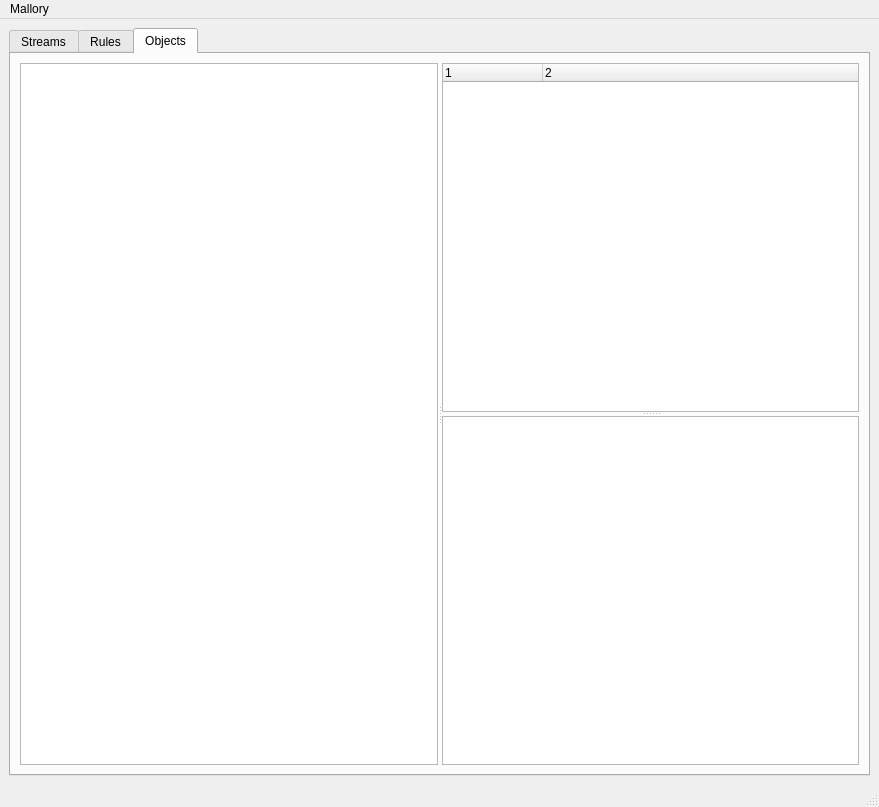
intrepidusgroup/mallory, file src/gui/TCPEdit.ui: the form before one commit.
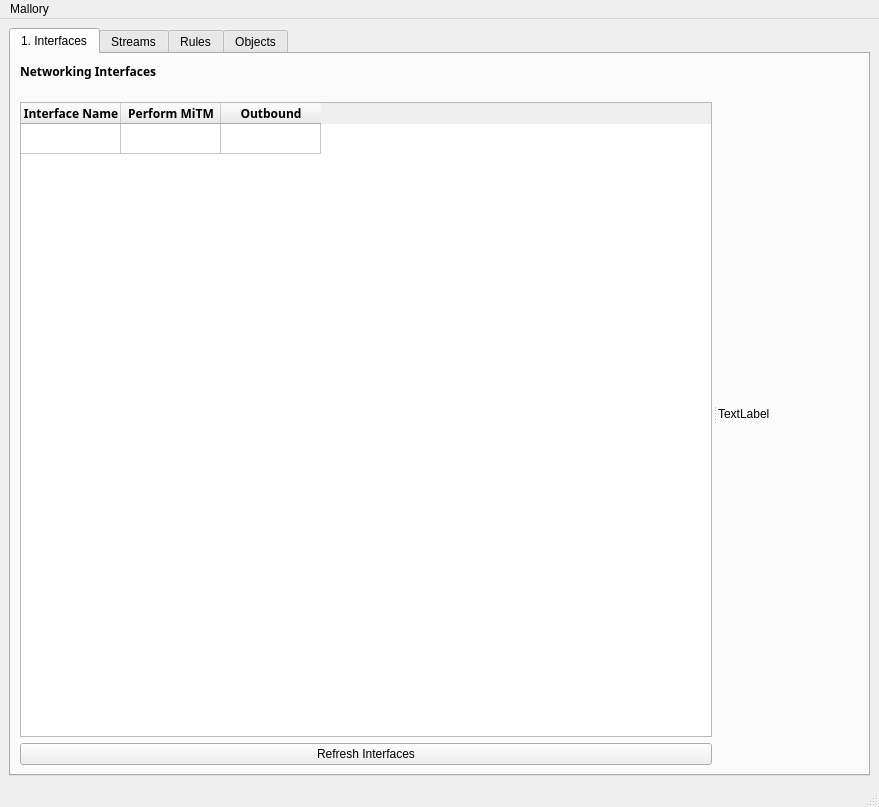
The form after the commit.

Commit message: Started work on the "easy to use" concept. Working on ethernet interfaces GUI and architecture

Diff of the .ui file:
```diff
--- a/src/gui/TCPEdit.ui
+++ b/src/gui/TCPEdit.ui
@@ -21,8 +21,181 @@
        <string>An IP address to match. Blank for wildcard match.</string>
       </property>
       <property name="currentIndex">
-       <number>2</number>
+       <number>0</number>
       </property>
+      <widget class="QWidget" name="tab_interfaces">
+       <attribute name="title">
+        <string>1. Interfaces</string>
+       </attribute>
+       <layout class="QHBoxLayout" name="horizontalLayout_12">
+        <item>
+         <widget class="QSplitter" name="splitter_5">
+          <property name="sizePolicy">
+           <sizepolicy hsizetype="Expanding" vsizetype="Preferred">
+            <horstretch>0</horstretch>
+            <verstretch>0</verstretch>
+           </sizepolicy>
+          </property>
+          <property name="minimumSize">
+           <size>
+            <width>0</width>
+            <height>0</height>
+           </size>
+          </property>
+          <property name="orientation">
+           <enum>Qt::Horizontal</enum>
+          </property>
+          <property name="handleWidth">
+           <number>6</number>
+          </property>
+          <property name="childrenCollapsible">
+           <bool>true</bool>
+          </property>
+          <widget class="QWidget" name="verticalLayoutWidget">
+           <layout class="QVBoxLayout" name="verticalLayout_5" stretch="0,0,0,0">
+            <property name="spacing">
+             <number>6</number>
+            </property>
+            <property name="sizeConstraint">
+             <enum>QLayout::SetDefaultConstraint</enum>
+            </property>
+            <property name="rightMargin">
+             <number>0</number>
+            </property>
+            <item>
+             <widget class="QLabel" name="label_11">
+              <property name="sizePolicy">
+               <sizepolicy hsizetype="Preferred" vsizetype="Preferred">
+                <horstretch>0</horstretch>
+                <verstretch>0</verstretch>
+               </sizepolicy>
+              </property>
+              <property name="font">
+               <font>
+                <family>Sans Serif</family>
+                <weight>75</weight>
+                <bold>true</bold>
+               </font>
+              </property>
+              <property name="text">
+               <string>Networking Interfaces</string>
+              </property>
+             </widget>
+            </item>
+            <item>
+             <spacer name="verticalSpacer">
+              <property name="orientation">
+               <enum>Qt::Vertical</enum>
+              </property>
+              <property name="sizeType">
+               <enum>QSizePolicy::Fixed</enum>
+              </property>
+              <property name="sizeHint" stdset="0">
+               <size>
+                <width>16</width>
+                <height>16</height>
+               </size>
+              </property>
+             </spacer>
+            </item>
+            <item>
+             <widget class="QTableWidget" name="tableWidget">
+              <property name="sizePolicy">
+               <sizepolicy hsizetype="Expanding" vsizetype="Expanding">
+                <horstretch>0</horstretch>
+                <verstretch>0</verstretch>
+               </sizepolicy>
+              </property>
+              <property name="minimumSize">
+               <size>
+                <width>0</width>
+                <height>0</height>
+               </size>
+              </property>
+              <property name="rowCount">
+               <number>1</number>
+              </property>
+              <property name="columnCount">
+               <number>3</number>
+              </property>
+              <attribute name="verticalHeaderVisible">
+               <bool>false</bool>
+              </attribute>
+              <attribute name="verticalHeaderVisible">
+               <bool>false</bool>
+              </attribute>
+              <row/>
+              <column>
+               <property name="text">
+                <string>Interface Name</string>
+               </property>
+               <property name="font">
+                <font>
+                 <family>Sans Serif</family>
+                 <weight>75</weight>
+                 <bold>true</bold>
+                </font>
+               </property>
+              </column>
+              <column>
+               <property name="text">
+                <string>Perform MiTM</string>
+               </property>
+               <property name="font">
+                <font>
+                 <family>Sans Serif</family>
+                 <weight>75</weight>
+                 <bold>true</bold>
+                </font>
+               </property>
+              </column>
+              <column>
+               <property name="text">
+                <string>Outbound</string>
+               </property>
+               <property name="font">
+                <font>
+                 <family>Sans Serif</family>
+                 <weight>75</weight>
+                 <bold>true</bold>
+                </font>
+               </property>
+              </column>
+             </widget>
+            </item>
+            <item>
+             <widget class="QPushButton" name="btnrefreshifaces">
+              <property name="sizePolicy">
+               <sizepolicy hsizetype="Expanding" vsizetype="Fixed">
+                <horstretch>0</horstretch>
+                <verstretch>0</verstretch>
+               </sizepolicy>
+              </property>
+              <property name="layoutDirection">
+               <enum>Qt::LeftToRight</enum>
+              </property>
+              <property name="text">
+               <string>Refresh Interfaces</string>
+              </property>
+             </widget>
+            </item>
+           </layout>
+          </widget>
+          <widget class="QWidget" name="verticalLayoutWidget_2">
+           <layout class="QVBoxLayout" name="verticalLayout_8">
+            <item>
+             <widget class="QLabel" name="label_12">
+              <property name="text">
+               <string>TextLabel</string>
+              </property>
+             </widget>
+            </item>
+           </layout>
+          </widget>
+         </widget>
+        </item>
+       </layout>
+      </widget>
       <widget class="QWidget" name="tab_streams">
        <attribute name="title">
         <string>Streams</string>
```
Left out of the diff: 23 changed lines with no effect on the pictures. The commit also changes 2 other files.
